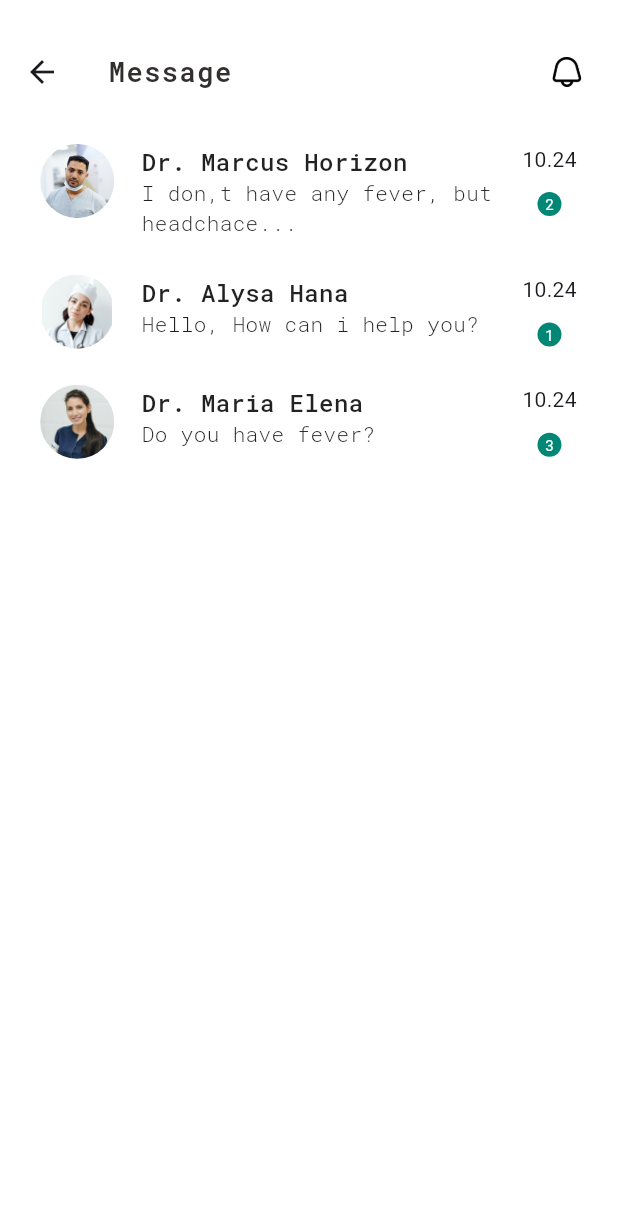
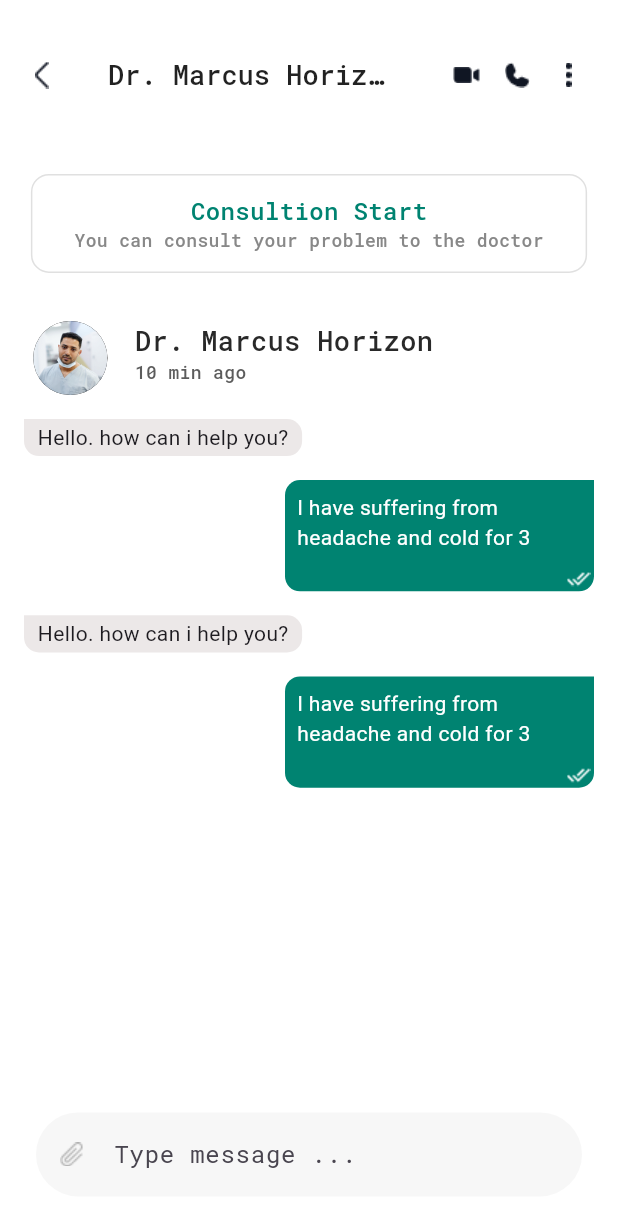
Before and after one commit to ratchaphong/hell_doctor, a Flutter app: the MessageScreen screen opened directly, after a tap on "Dr. Marcus Horizon", on a phone screen of 412 x 824 dp. Shown: the top 1207 px of the screen. Run offline on Flutter 3.47's test engine with Material 3 defaults, Android fonts, the light colour scheme and no system bars; our stand-ins replace dio, get, google_fonts, motion_tab_bar_v2, retrofit, shared_preferences and 1 more; accounts and stored records are empty; generated files the repository leaves out were written again.

Commit message:
add chat screen.

```diff
--- /dev/null
+++ b/lib/views/chat_screen/chat_doctor.dart
@@ -0,0 +1,58 @@
+import 'package:flutter/material.dart';
+import 'package:google_fonts/google_fonts.dart';
+import 'package:hell_care/gen/assets.gen.dart';
+import 'package:hell_care/utilities/theme.dart';
+
+class ChatDoctor extends StatelessWidget {
+  const ChatDoctor({super.key});
+
+  @override
+  Widget build(BuildContext context) {
+    return SizedBox(
+      // height: MediaQuery.of(context).size.height * 0.06,
+      // width: MediaQuery.of(context).size.width * 0.8,
+      child: Row(
+        mainAxisAlignment: MainAxisAlignment.start,
+        crossAxisAlignment: CrossAxisAlignment.start,
+        children: [
+          Container(
+            height: MediaQuery.of(context).size.height * 0.06,
+            width: MediaQuery.of(context).size.width * 0.1500,
+            decoration: BoxDecoration(
+              color: Colors.black,
+              shape: BoxShape.circle,
+              image: DecorationImage(
+                  image: AssetImage(
+                    // "lib/icons/male-doctor.png",
+                    Assets.icons.maleDoctor.path,
+                  ),
+                  filterQuality: FilterQuality.high),
+            ),
+          ),
+          const SizedBox(
+            width: 12,
+          ),
+          Column(
+            crossAxisAlignment: CrossAxisAlignment.start,
+            children: [
+              Text(
+                "Dr. Marcus Horizon",
+                style: GoogleFonts.robotoMono(
+                    fontSize: FontSizes.sizeLg,
+                    fontWeight: FontWeight.w500,
+                    color: const Color.fromARGB(255, 41, 41, 41)),
+              ),
+              Text(
+                "10 min ago",
+                style: GoogleFonts.robotoMono(
+                    fontSize: FontSizes.sizeXs,
+                    fontWeight: FontWeight.w500,
+                    color: const Color.fromARGB(255, 92, 92, 92)),
+              )
+            ],
+          ),
+        ],
+      ),
+    );
+  }
+}
--- /dev/null
+++ b/lib/views/chat_screen/chat_info.dart
@@ -0,0 +1,43 @@
+import 'package:flutter/material.dart';
+import 'package:google_fonts/google_fonts.dart';
+import 'package:hell_care/utilities/theme.dart';
+
+class ChatInfo extends StatelessWidget {
+  const ChatInfo({super.key});
+
+  @override
+  Widget build(BuildContext context) {
+    return Center(
+      child: Container(
+        height: MediaQuery.of(context).size.height * 0.08,
+        width: MediaQuery.of(context).size.width * 0.9,
+        decoration: BoxDecoration(
+          color: ColorResources.white1,
+          border: Border.all(
+            color: Colors.black12,
+          ),
+          borderRadius: BorderRadius.circular(12),
+        ),
+        child: Column(
+          mainAxisAlignment: MainAxisAlignment.center,
+          children: [
+            Text(
+              "Consultion Start",
+              style: GoogleFonts.robotoMono(
+                  fontSize: FontSizes.sizeBase,
+                  fontWeight: FontWeight.w500,
+                  color: const Color.fromARGB(255, 0, 131, 113)),
+            ),
+            Text(
+              "You can consult your problem to the doctor",
+              style: GoogleFonts.robotoMono(
+                  fontSize: FontSizes.sizeXs,
+                  fontWeight: FontWeight.w500,
+                  color: const Color.fromARGB(255, 136, 136, 136)),
+            )
+          ],
+        ),
+      ),
+    );
+  }
+}
--- /dev/null
+++ b/lib/views/chat_screen/chat_screen.dart
@@ -0,0 +1,281 @@
+import 'package:flutter/material.dart';
+import 'package:get/get.dart';
+import 'package:google_fonts/google_fonts.dart';
+import 'package:hell_care/views/chat_screen/chat_info.dart';
+
+import '../../gen/assets.gen.dart';
+import '../../utilities/theme.dart';
+import '../../widgets/custom_text_field.dart';
+import '../dashboard_screen/dashboard_screen.dart';
+import 'chat_doctor.dart';
+
+class ChatScreen extends StatelessWidget {
+  const ChatScreen({super.key});
+
+  @override
+  Widget build(BuildContext context) {
+    TextEditingController searchController = TextEditingController();
+
+    return Scaffold(
+      backgroundColor: ColorResources.white1,
+      appBar: AppBar(
+        leading: GestureDetector(
+          onTap: () {
+            Get.off(
+              () => const DashboardScreen(),
+              transition: Transition.fade,
+            );
+          },
+          child: Container(
+            height: 10,
+            width: 10,
+            decoration: BoxDecoration(
+                image: DecorationImage(
+              image: AssetImage(
+                // "lib/icons/back1.png",
+                Assets.icons.back1.path,
+              ),
+            )),
+          ),
+        ),
+        title: Text(
+          "Dr. Marcus Horizon",
+          style: GoogleFonts.robotoMono(
+            color: ColorResources.black1,
+            fontWeight: FontWeight.w500,
+            fontSize: FontSizes.sizeLg,
+          ),
+        ),
+        centerTitle: false,
+        elevation: 0,
+        toolbarHeight: 100,
+        actions: [
+          Padding(
+            padding: const EdgeInsets.symmetric(horizontal: 24),
+            child: Row(
+              children: [
+                Container(
+                  height: 18,
+                  width: 18,
+                  decoration: BoxDecoration(
+                      image: DecorationImage(
+                    image: AssetImage(
+                      // "lib/icons/video_call.png",
+                      Assets.icons.videoCall.path,
+                    ),
+                  )),
+                ),
+                const SizedBox(
+                  width: 16,
+                ),
+                Container(
+                  height: 18,
+                  width: 18,
+                  decoration: BoxDecoration(
+                      image: DecorationImage(
+                    image: AssetImage(
+                      // "lib/icons/call.png",
+                      Assets.icons.call.path,
+                    ),
+                  )),
+                ),
+                const SizedBox(
+                  width: 16,
+                ),
+                Container(
+                  height: 18,
+                  width: 18,
+                  decoration: BoxDecoration(
+                      image: DecorationImage(
+                    image: AssetImage(
+                      // "lib/icons/more.png",
+                      Assets.icons.more.path,
+                    ),
+                  )),
+                ),
+              ],
+            ),
+          ),
+        ],
+        backgroundColor: ColorResources.white1,
+      ),
+      body: Stack(
+        alignment: Alignment.bottomCenter,
+        children: [
+          Padding(
+            padding: const EdgeInsets.all(16.0),
+            child: Column(
+              crossAxisAlignment: CrossAxisAlignment.start,
+              children: [
+                const ChatInfo(),
+                const SizedBox(
+                  height: 32,
+                ),
+                const ChatDoctor(),
+                const SizedBox(
+                  height: 16,
+                ),
+                Container(
+                  height: MediaQuery.of(context).size.height * 0.03,
+                  width: MediaQuery.of(context).size.width * 0.4500,
+                  decoration: const BoxDecoration(
+                    color: Color.fromARGB(255, 236, 232, 232),
+                    borderRadius: BorderRadius.only(
+                      topRight: Radius.circular(10),
+                      bottomLeft: Radius.circular(10),
+                      bottomRight: Radius.circular(10),
+                    ),
+                  ),
+                  child: Row(
+                    mainAxisAlignment: MainAxisAlignment.center,
+                    children: [
+                      Text(
+                        "Hello. how can i help you?",
+                        style: TextStyle(fontSize: FontSizes.sizeSm),
+                      )
+                    ],
+                  ),
+                ),
+                const SizedBox(
+                  height: 16,
+                ),
+                Row(
+                  mainAxisAlignment: MainAxisAlignment.end,
+                  children: [
+                    Container(
+                      height: MediaQuery.of(context).size.height * 0.09,
+                      width: MediaQuery.of(context).size.width * 0.5,
+                      decoration: const BoxDecoration(
+                        color: Color.fromARGB(255, 0, 131, 113),
+                        borderRadius: BorderRadius.only(
+                          topRight: Radius.circular(0),
+                          topLeft: Radius.circular(10),
+                          bottomLeft: Radius.circular(10),
+                          bottomRight: Radius.circular(10),
+                        ),
+                      ),
+                      child: Column(
+                          mainAxisAlignment: MainAxisAlignment.end,
+                          crossAxisAlignment: CrossAxisAlignment.end,
+                          children: [
+                            Expanded(
+                              child: Padding(
+                                padding: const EdgeInsets.all(8.0),
+                                child: Text(
+                                  "I have suffering from headache and cold for 3 days, I took 2 tablets of dolo,\nbut still pain",
+                                  style: TextStyle(
+                                      fontSize: FontSizes.sizeSm,
+                                      color: ColorResources.white1),
+                                ),
+                              ),
+                            ),
+                            Container(
+                              height: MediaQuery.of(context).size.height * 0.02,
+                              width: MediaQuery.of(context).size.width * 0.05,
+                              decoration: BoxDecoration(
+                                image: DecorationImage(
+                                    image: AssetImage(
+                                      // "lib/icons/ticks.png",
+                                      Assets.icons.ticks.path,
+                                    ),
+                                    filterQuality: FilterQuality.high),
+                              ),
+                            )
+                          ]),
+                    ),
+                  ],
+                ),
+                const SizedBox(
+                  height: 16,
+                ),
+                Container(
+                  height: MediaQuery.of(context).size.height * 0.03,
+                  width: MediaQuery.of(context).size.width * 0.4500,
+                  decoration: const BoxDecoration(
+                    color: Color.fromARGB(255, 236, 232, 232),
+                    borderRadius: BorderRadius.only(
+                      topRight: Radius.circular(10),
+                      bottomLeft: Radius.circular(10),
+                      bottomRight: Radius.circular(10),
+                    ),
+                  ),
+                  child: Row(
+                      mainAxisAlignment: MainAxisAlignment.center,
+                      children: [
+                        Text(
+                          "Hello. how can i help you?",
+                          style: TextStyle(
+                            fontSize: FontSizes.sizeSm,
+                          ),
+                        )
+                      ]),
+                ),
+                const SizedBox(
+                  height: 16,
+                ),
+                Row(
+                  mainAxisAlignment: MainAxisAlignment.end,
+                  children: [
+                    Container(
+                      height: MediaQuery.of(context).size.height * 0.09,
+                      width: MediaQuery.of(context).size.width * 0.5,
+                      decoration: const BoxDecoration(
+                        color: Color.fromARGB(255, 0, 131, 113),
+                        borderRadius: BorderRadius.only(
+                          topRight: Radius.circular(0),
+                          topLeft: Radius.circular(10),
+                          bottomLeft: Radius.circular(10),
+                          bottomRight: Radius.circular(10),
+                        ),
+                      ),
+                      child: Column(
+                          mainAxisAlignment: MainAxisAlignment.end,
+                          crossAxisAlignment: CrossAxisAlignment.end,
+                          children: [
+                            Expanded(
+                              child: Padding(
+                                padding: const EdgeInsets.all(8.0),
+                                child: Text(
+                                  "I have suffering from headache and cold for 3 days, I took 2 tablets of dolo,\nbut still pain",
+                                  style: TextStyle(
+                                    color: ColorResources.white1,
+                                    fontSize: FontSizes.sizeSm,
+                                  ),
+                                ),
+                              ),
+                            ),
+                            Container(
+                              height: MediaQuery.of(context).size.height * 0.02,
+                              width: MediaQuery.of(context).size.width * 0.05,
+                              decoration: BoxDecoration(
+                                image: DecorationImage(
+                                    image: AssetImage(
+                                      // "lib/icons/ticks.png",
+                                      Assets.icons.ticks.path,
+                                    ),
+                                    filterQuality: FilterQuality.high),
+                              ),
+                            )
+                          ]),
+                    ),
+                  ],
+                ),
+              ],
+            ),
+          ),
+          SizedBox(
+            height: MediaQuery.of(context).size.height * 0.1,
+            child: Padding(
+              padding: const EdgeInsets.symmetric(horizontal: 24),
+              child: CustomTextField(
+                controller: searchController,
+                hintText: "Type message ...",
+                iconPath: Assets.icons.pin.path,
+              ),
+            ),
+          )
+        ],
+      ),
+    );
+  }
+}
--- a/lib/views/dashboard_screen/dashboard_screen.dart
+++ b/lib/views/dashboard_screen/dashboard_screen.dart
@@ -2,6 +2,7 @@ import 'package:flutter/material.dart';
 import 'package:get/get.dart';
 import 'package:google_fonts/google_fonts.dart';
 import 'package:hell_care/views/article_screen/article_screen.dart';
+import 'package:hell_care/views/doctor_search_screen.dart';
 import 'package:hell_care/views/find_doctor_screen/find_doctor_screen.dart';
 
 import '../../gen/assets.gen.dart';
@@ -118,11 +119,6 @@ class DashboardScreen extends StatelessWidget {
                   hintText: 'Search doctor, drugs, articles...',
                   iconPath: Assets.icons.search.path,
                   onTap: () {
-                    // Navigator.push(
-                    //     context,
-                    //     PageTransition(
-                    //         type: PageTransitionType.rightToLeft,
-                    //         child: find_doctor()));
                     Get.to(
                       () => const FindDoctorScreen(),
                       transition: Transition.rightToLeft,
@@ -174,13 +170,8 @@ class DashboardScreen extends StatelessWidget {
                   ),
                   GestureDetector(
                     onTap: () {
-                      // Navigator.pushReplacement(
-                      //     context,
-                      //     PageTransition(
-                      //         type: PageTransitionType.rightToLeft,
-                      //         child: doctor_search()));
-                      // Get.off(() => DoctorSearch(),
-                      //     transition: Transition.rightToLeft);
+                      Get.off(() => const DoctorSearchScreen(),
+                          transition: Transition.rightToLeft);
                     },
                     child: Text(
                       "See all",
@@ -240,11 +231,6 @@ class DashboardScreen extends StatelessWidget {
                   ),
                   GestureDetector(
                     onTap: () {
-                      // Navigator.pushReplacement(
-                      //     context,
-                      //     PageTransition(
-                      //         type: PageTransitionType.rightToLeft,
-                      //         child: articlePage()));
                       Get.to(
                         () => const ArticleScreen(),
                         transition: Transition.rightToLeft,
--- /dev/null
+++ b/lib/views/doctor_search_screen.dart
@@ -0,0 +1,118 @@
+import 'package:flutter/material.dart';
+import 'package:get/get.dart';
+import 'package:google_fonts/google_fonts.dart';
+import 'package:hell_care/gen/assets.gen.dart';
+import 'package:hell_care/utilities/theme.dart';
+import 'package:hell_care/views/dashboard_screen/dashboard_screen.dart';
+import 'package:hell_care/views/find_doctor_screen/doctor_list.dart';
+
+class DoctorSearchScreen extends StatelessWidget {
+  const DoctorSearchScreen({super.key});
+
+  @override
+  Widget build(BuildContext context) {
+    return Scaffold(
+      backgroundColor: ColorResources.white1,
+      appBar: AppBar(
+        leading: GestureDetector(
+          onTap: () {
+            // Navigator.pushReplacement(
+            //     context,
+            //     PageTransition(
+            //         type: PageTransitionType.fade, child: Homepage()));
+            Get.off(() => const DashboardScreen(), transition: Transition.fade);
+          },
+          child: Container(
+            height: 10,
+            width: 10,
+            decoration: BoxDecoration(
+                image: DecorationImage(
+              image: AssetImage(
+                // "lib/icons/back1.png",
+                Assets.icons.back1.path,
+              ),
+            )),
+          ),
+        ),
+        title: Text(
+          "Top Doctors",
+          style: GoogleFonts.robotoMono(
+            color: ColorResources.black1,
+            fontSize: FontSizes.sizeLg,
+          ),
+        ),
+        centerTitle: true,
+        elevation: 0,
+        toolbarHeight: 100,
+        actions: [
+          Padding(
+            padding: const EdgeInsets.symmetric(horizontal: 20),
+            child: Container(
+              height: 10,
+              width: 10,
+              decoration: BoxDecoration(
+                  image: DecorationImage(
+                image: AssetImage(
+                  // "lib/icons/more.png",
+                  Assets.icons.more.path,
+                ),
+              )),
+            ),
+          ),
+        ],
+        backgroundColor: ColorResources.white1,
+      ),
+      body: SafeArea(
+        child: SingleChildScrollView(
+          child: Column(
+            children: [
+              GestureDetector(
+                onTap: () {
+                  // Navigator.push(
+                  //     context,
+                  //     PageTransition(
+                  //         type: PageTransitionType.rightToLeft,
+                  //         child: DoctorDetails()));
+                },
+                child: DoctorList(
+                    distance: "800m Away",
+                    // image: "lib/icons/male-doctor.png",
+                    image: Assets.icons.maleDoctor.path,
+                    maintext: "Dr. Marcus Horizon",
+                    numRating: "4.7",
+                    subtext: "Chardiologist"),
+              ),
+              GestureDetector(
+                child: DoctorList(
+                    distance: "800m Away",
+                    // image: "lib/icons/docto3.png",
+                    image: Assets.icons.docto3.path,
+                    maintext: "Dr. Marcus Horizon",
+                    numRating: "4.7",
+                    subtext: "Chardiologist"),
+              ),
+              GestureDetector(
+                child: DoctorList(
+                    distance: "800m Away",
+                    // image: "lib/icons/doctor2.png",
+                    image: Assets.icons.doctor2.path,
+                    maintext: "Dr. Marcus Horizon",
+                    numRating: "4.7",
+                    subtext: "Chardiologist"),
+              ),
+              GestureDetector(
+                child: DoctorList(
+                    distance: "800m Away",
+                    // image: "lib/icons/black-doctor.png",
+                    image: Assets.icons.blackDoctor.path,
+                    maintext: "Dr. Marcus Horizon",
+                    numRating: "4.7",
+                    subtext: "Chardiologist"),
+              ),
+            ],
+          ),
+        ),
+      ),
+    );
+  }
+}
--- a/lib/views/message_screen/message_screen.dart
+++ b/lib/views/message_screen/message_screen.dart
@@ -1,6 +1,8 @@
 import 'package:flutter/material.dart';
+import 'package:get/get.dart';
 import 'package:google_fonts/google_fonts.dart';
 import 'package:hell_care/utilities/theme.dart';
+import 'package:hell_care/views/chat_screen/chat_screen.dart';
 
 import '../../gen/assets.gen.dart';
 import 'message_all_widget.dart';
@@ -72,6 +74,10 @@ class _TabBarExampleState extends State<MessageScreen>
               //   PageTransition(
               //       type: PageTransitionType.bottomToTop, child: chat_screen()),
               // );
+              Get.to(
+                () => const ChatScreen(),
+                transition: Transition.downToUp,
+              );
             },
             child: MessageAllWidget(
               image: Assets.icons.maleDoctor.path,
```
